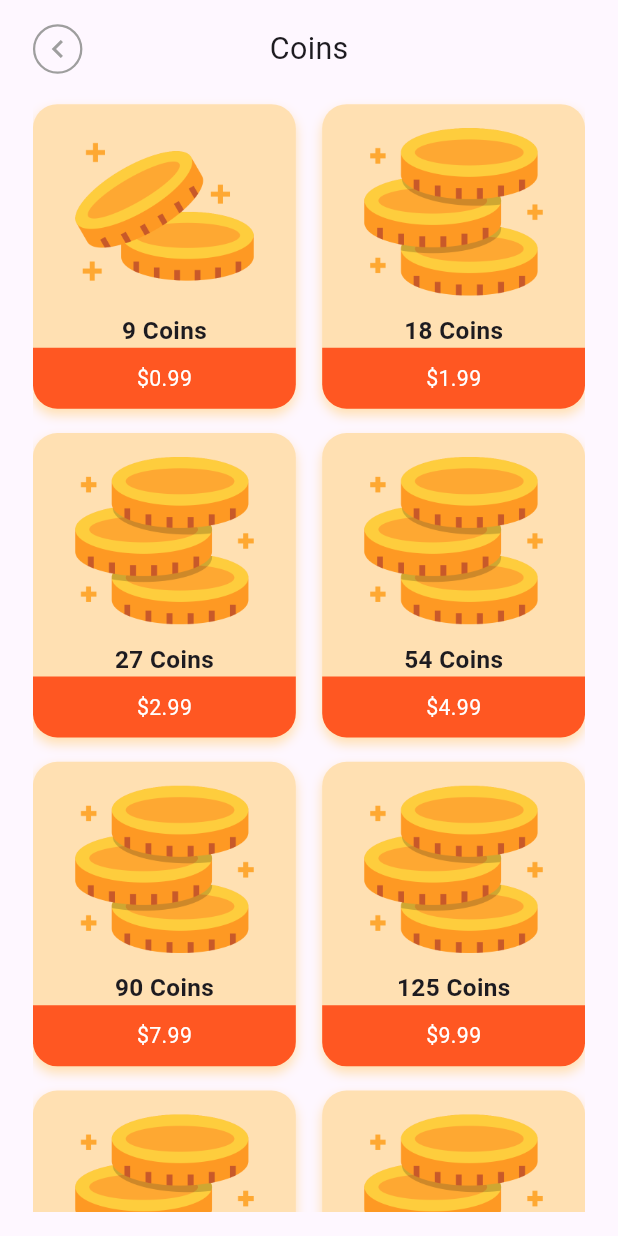
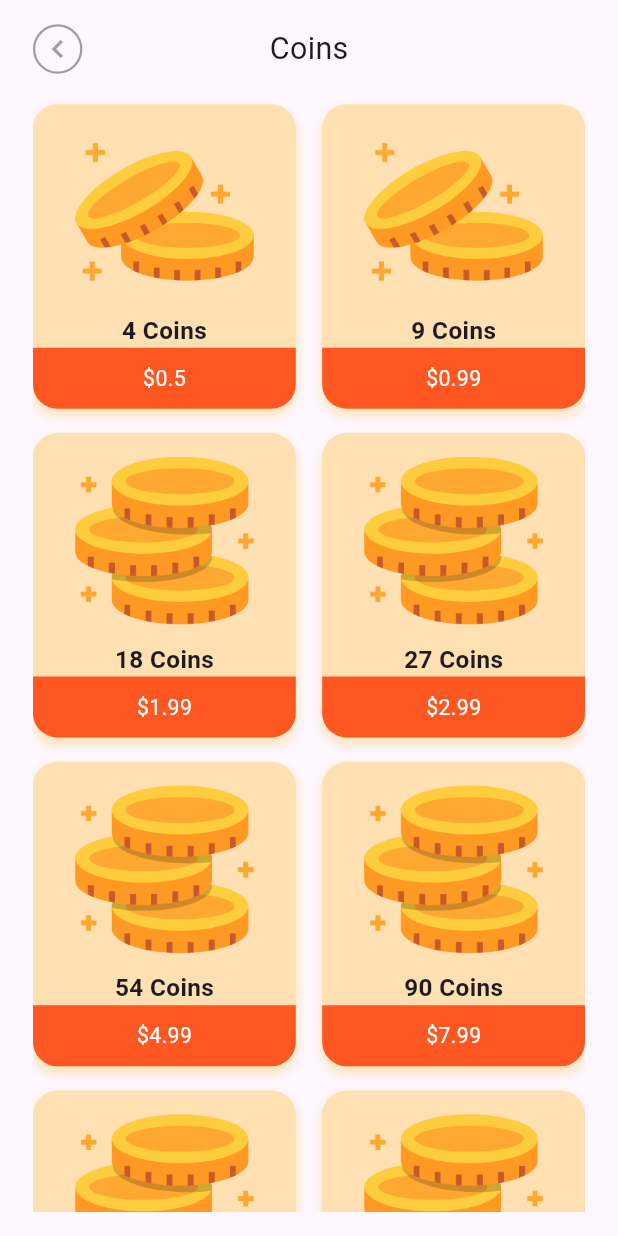
Before and after one commit to QuangAnhTr9s/quizz_app_with_level, a Flutter app: the CoinPackageScreen screen opened directly, on a phone screen of 412 x 824 dp. Run offline on Flutter 3.47's test engine with Material 3 defaults, Android fonts, the light colour scheme and no system bars; our stand-ins replace cached_network_image, equatable, flutter_bloc, flutter_easyloading, flutter_screenutil, flutter_tts and 3 more; missing offline and left inert: in_app_purchase_android, in_app_purchase_storekit, page_flip_builder; accounts and stored records are empty.

Commit message:
add coin_package_0

```diff
--- a/lib/purchase/config_key.dart
+++ b/lib/purchase/config_key.dart
@@ -17,6 +17,7 @@ class ConfigKey {
   static const String keySub6Android = '2kword_sub_6_android';
 
   /// coin
+  static const String keyCoin0 = 'coin_package_0';
   static const String keyCoin1 = 'coin_package_1';
   static const String keyCoin2 = 'coin_package_2';
   static const String keyCoin3 = 'coin_package_3';
--- a/lib/purchase/purchase_book_services.dart
+++ b/lib/purchase/purchase_book_services.dart
@@ -70,6 +70,7 @@ class PurchaseBookServices implements InAppPurchaseListener {
               ConfigKey.keySub6Android,
             ]
           : [
+              ConfigKey.keyCoin0,
               ConfigKey.keyCoin1,
               ConfigKey.keyCoin2,
               ConfigKey.keyCoin3,
@@ -90,6 +91,7 @@ class PurchaseBookServices implements InAppPurchaseListener {
               ConfigKey.keySub6Ios,
             ]
           : [
+              ConfigKey.keyCoin0,
               ConfigKey.keyCoin1,
               ConfigKey.keyCoin2,
               ConfigKey.keyCoin3,
--- a/lib/utils/constant.dart
+++ b/lib/utils/constant.dart
@@ -77,6 +77,12 @@ class AppInfoConstants {
   static final List<CoinPackage> coinsPackages = [
     CoinPackage(
       imageAsset: 'assets/coin.png',
+      coinAmount: 4,
+      price: '\$0.5',
+      keyStore: ConfigKey.keyCoin0,
+    ),
+    CoinPackage(
+      imageAsset: 'assets/coin.png',
       coinAmount: 9,
       price: '\$0.99',
       keyStore: ConfigKey.keyCoin1,
```
